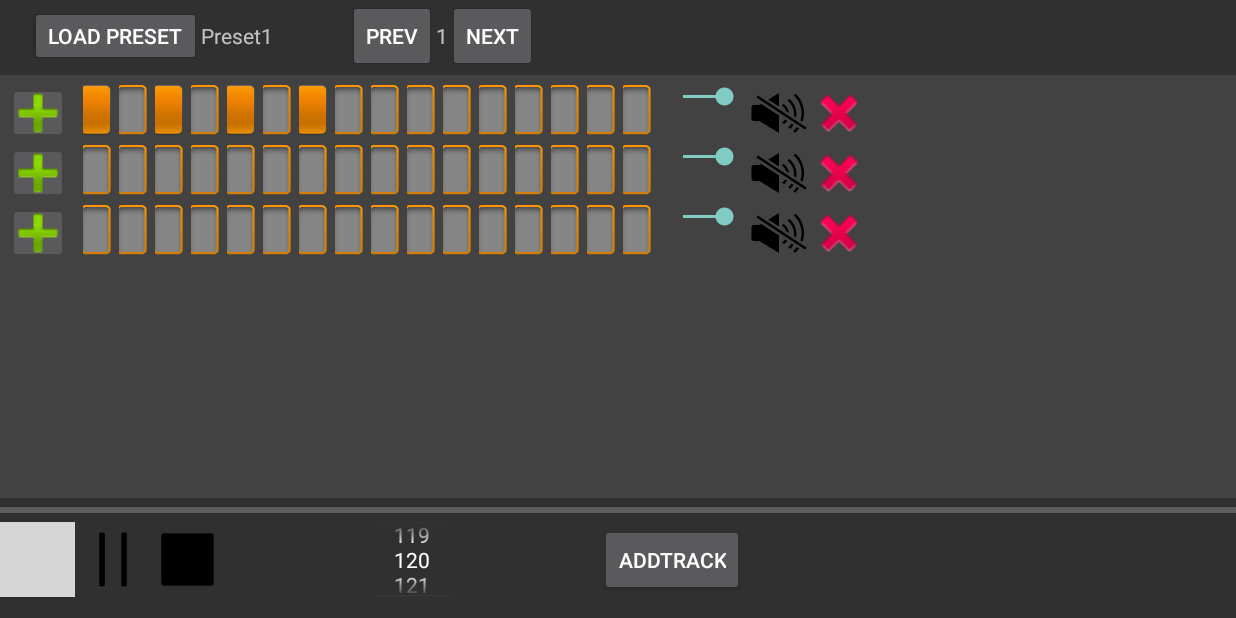
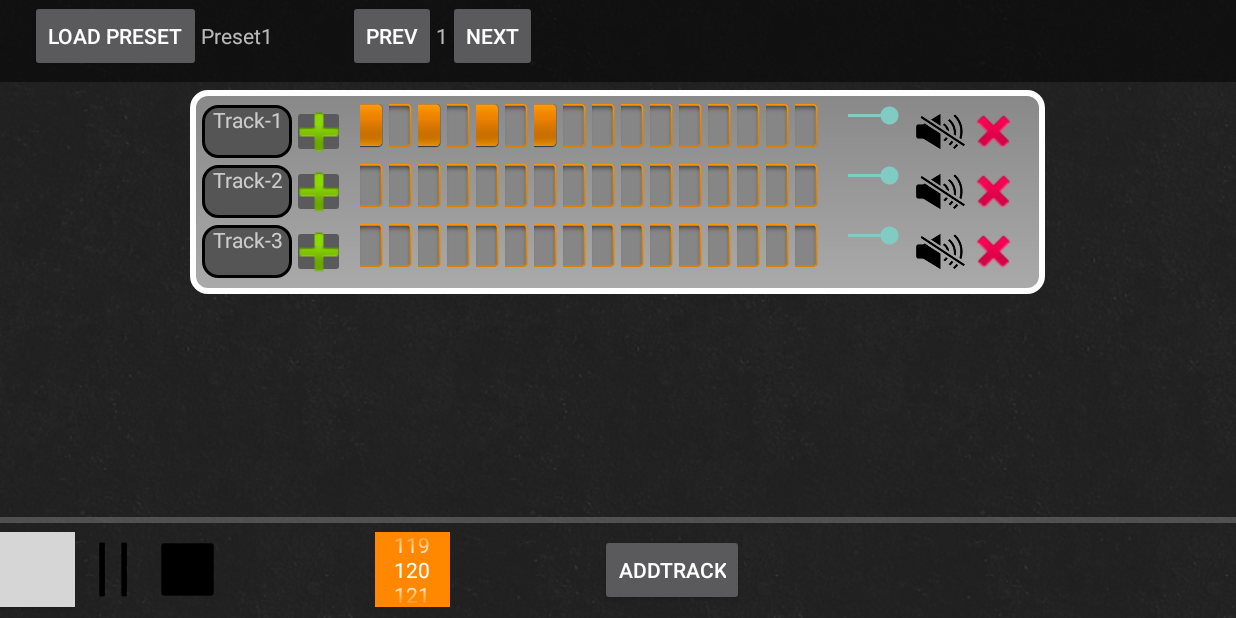
Before and after one commit to BillRozy/AndroidSampler, an Android app: the screen it shows after launch (MainActivity), on a phone screen of 824 x 412 dp (held sideways). Run offline under Robolectric (Android 15) with nearby library versions, the phone set to English and light mode, and no system bars; grey boxes are pictures that could not be loaded.

Commit message:
scrollview was added

```diff
--- a/app/src/main/java/com/example/fd/sampler/MainActivity.java
+++ b/app/src/main/java/com/example/fd/sampler/MainActivity.java
@@ -5,6 +5,7 @@ import android.content.SharedPreferences;
 import android.os.Bundle;
 import android.util.Log;
 import android.view.View;
+import android.view.ViewGroup;
 import android.view.WindowManager;
 import android.widget.Button;
 import android.widget.NumberPicker;
@@ -57,10 +58,11 @@ public class MainActivity extends Activity implements PatternFragment.PatternInt
            addTrack.setOnClickListener(new View.OnClickListener() {
                @Override
                public void onClick(View v) {
+                   Track curTr = myApp.getActivePattern().addTrack("Track: " + myApp.getActivePattern().getTrackCounter());
                    TrackLayout tl = new TrackLayout(getApplicationContext());
+                   tl.getTrackName().setText(curTr.getTrackName());
                    mPatternFragmentsArray.get(mChosenPatternFragmentNumber).addTrackLayout(tl);
                    mPatternFragmentsArray.get(mChosenPatternFragmentNumber).addViewToFragment(tl);
-                   Track curTr = myApp.getActivePattern().addTrack("Track: " + myApp.getActivePattern().getTrackCounter());
                    Toast.makeText(getApplicationContext(), "Добавлен трек " + (myApp.getActivePattern().getTrackCounter() - 1), Toast.LENGTH_SHORT).show();
                    mPatternFragmentsArray.get(mChosenPatternFragmentNumber).remakeTracks();
                }
@@ -132,6 +134,7 @@ public class MainActivity extends Activity implements PatternFragment.PatternInt
 
 
            NumberPicker bpmPicker = (NumberPicker) this.findViewById(R.id.numberPicker);
+        bpmPicker.setDescendantFocusability(ViewGroup.FOCUS_BLOCK_DESCENDANTS);
            bpmPicker.setMaxValue(400);
            bpmPicker.setMinValue(60);
            bpmPicker.setValue(Sampler.getSampler().getBPM());
--- a/app/src/main/java/com/example/fd/sampler/Pattern.java
+++ b/app/src/main/java/com/example/fd/sampler/Pattern.java
@@ -22,13 +22,16 @@ class Pattern implements Runnable{
     public SoundPool getSoundPool(){return this.sPool;}
     //end test
 
-    //CONSTUCTOR
+    //CONSTRUCTOR
     public Pattern(Context mCont){
         tracksArray = new ArrayList<>(6);
         this.addMetronome(mCont);
         this.musicThread = new Thread(this);
+        mPatternCounter++;
 
     }
+    public void setPatternName(String name){mPatternName = name;}
+    public String getPatternName(){return  mPatternName;}
     public Track getTrack(int number) {
         return tracksArray.get(number);
     }
@@ -110,6 +113,7 @@ class Pattern implements Runnable{
     private ArrayList<Track> tracksArray;
     private int trackCounter = 0;
     private Thread musicThread;
+    private String mPatternName;
     protected boolean isPaused = false;
     protected boolean keepRunning = false;
    AudioAttributes attributes = new AudioAttributes.Builder()
@@ -118,4 +122,5 @@ class Pattern implements Runnable{
            .setUsage(AudioAttributes.USAGE_MEDIA)
            .build();
     SoundPool sPool = new SoundPool.Builder().setAudioAttributes(attributes).setMaxStreams(9).build();
+    static private int mPatternCounter = 0;
 }
--- a/app/src/main/java/com/example/fd/sampler/PatternFragment.java
+++ b/app/src/main/java/com/example/fd/sampler/PatternFragment.java
@@ -13,6 +13,7 @@ import android.view.View;
 import android.view.ViewGroup;
 import android.widget.CompoundButton;
 import android.widget.LinearLayout;
+import android.widget.ScrollView;
 import android.widget.SeekBar;
 
 
@@ -30,6 +31,8 @@ public class PatternFragment extends Fragment {
     static final private int CHOOSE_SAMPLE = 0;
     private Pattern mConnectedPattern;
     private Activity connectedActivity;
+    private ViewGroup scrollViewFrame;
+
 
     public PatternFragment(){
 
@@ -80,6 +83,7 @@ public class PatternFragment extends Fragment {
         while(Sampler.getSampler().getActivePattern().getTracksArray().size()-1>tracksArray.size())
         {
             TrackLayout tl = new TrackLayout(context);
+            tl.getTrackName().setText(Sampler.getSampler().getActivePattern().getTrack(tracksArray.size()+1).getTrackName());
             addTrackLayout(tl);
         }
     }
@@ -163,8 +167,16 @@ public class PatternFragment extends Fragment {
     @Override
     public View onCreateView(LayoutInflater inflater, ViewGroup container,
                              Bundle savedInstanceState) {
+        if(scrollViewFrame == null){
+            scrollViewFrame = (ViewGroup) inflater.inflate(R.layout.fragment_pattern, container, false);
+        }
+      // verticalLayer = (LinearLayout) inflater.inflate(R.layout.fragment_pattern, container, false);}
+        verticalLayer = (LinearLayout) scrollViewFrame.findViewById(R.id.verticalLayer);
         if(verticalLayer == null){
-       verticalLayer = (LinearLayout) inflater.inflate(R.layout.fragment_pattern, container, false);}
+            verticalLayer = new LinearLayout(connectedActivity);
+            verticalLayer.setOrientation(LinearLayout.VERTICAL);
+            verticalLayer.setPadding(8,8,8,8);
+        }
         Log.d("OnCreateView", "WORKED");
         if(tracksArray.size() == 0) {
             makeTracks(connectedActivity);
@@ -173,7 +185,7 @@ public class PatternFragment extends Fragment {
                     verticalLayer.addView(tl);
             }
         }
-        return verticalLayer;
+        return scrollViewFrame;
     }
 
     @Override
--- a/app/src/main/java/com/example/fd/sampler/Track.java
+++ b/app/src/main/java/com/example/fd/sampler/Track.java
@@ -15,14 +15,14 @@ class Track{
     }
     //end test
     public Track(String n, Pattern parent){
-        name = n;
-        System.out.println("Новый поток: " + name) ;
+        mTrackName = n;
+        System.out.println("Новый поток: " + mTrackName) ;
         this.makeHits();
         this.parentPatt = parent;
         //t.start();
     }
     public String getTrackName(){
-        return this.name;
+        return this.mTrackName;
     }
     public ArrayList<Hit> getHits(){
         return hitsArray;
@@ -67,7 +67,7 @@ class Track{
         }
 
     //PROPERTIES
-    private String name;
+    private String mTrackName;
     private Pattern parentPatt;
     protected ArrayList<Hit> hitsArray = new ArrayList<>();
     protected Instrument connectedInstrument;// = new Instrument("H2Sv4 - THHL - HiHat(0009).wav");
--- a/app/src/main/java/com/example/fd/sampler/TrackLayout.java
+++ b/app/src/main/java/com/example/fd/sampler/TrackLayout.java
@@ -12,6 +12,7 @@ import android.view.View;
 import android.widget.ImageButton;
 import android.widget.LinearLayout;
 import android.widget.SeekBar;
+import android.widget.TextView;
 import android.widget.ToggleButton;
 
 
@@ -24,6 +25,7 @@ public class TrackLayout extends LinearLayout {
     private SeekBar mVolumeSlider;
     private ToggleButton mMuteBtn;
     private ImageButton mDeleteBtn;
+    private TextView mTrackName;
 
 
 
@@ -52,6 +54,8 @@ public class TrackLayout extends LinearLayout {
 
     public ImageButton getDeleteBtn(){return mDeleteBtn;}
 
+    public TextView getTrackName(){return  mTrackName;}
+
     private void initComponent() {
         LayoutInflater inflater = (LayoutInflater) getContext().getSystemService(Context.LAYOUT_INFLATER_SERVICE);
         inflater.inflate(R.layout.track_layout, this);
@@ -77,6 +81,7 @@ public class TrackLayout extends LinearLayout {
         mVolumeSlider.setProgress(100);
         mMuteBtn = (ToggleButton) findViewById(R.id.mute);
         mDeleteBtn = (ImageButton) findViewById(R.id.delete);
+        mTrackName = (TextView) findViewById(R.id.trackNameView);
     }
 
 
--- /dev/null
+++ b/app/src/main/res/drawable/pattern_background.xml
@@ -0,0 +1,4 @@
+<?xml version="1.0" encoding="utf-8"?>
+<bitmap xmlns:android="http://schemas.android.com/apk/res/android"
+    android:src="@drawable/dark_wall"
+    android:tileMode="repeat" />
--- /dev/null
+++ b/app/src/main/res/drawable/pattern_background_rounded.xml
@@ -0,0 +1,19 @@
+<?xml version="1.0" encoding="UTF-8"?>
+<shape xmlns:android="http://schemas.android.com/apk/res/android">
+    <solid android:color="#FFFFFF"/>
+    <stroke android:width="4dp"
+        android:color="#FFF" />
+    <gradient
+    android:startColor="#AAA"
+    android:endColor="#888"
+    android:angle="90"/>
+
+    <padding android:left="5dp"
+        android:top="5dp"
+        android:right="5dp"
+        android:bottom="5dp"/>
+    <corners android:bottomRightRadius="10dp"
+        android:bottomLeftRadius="10dp"
+        android:topLeftRadius="10dp"
+        android:topRightRadius="10dp"/>
+</shape>
--- /dev/null
+++ b/app/src/main/res/drawable/rounded.xml
@@ -0,0 +1,13 @@
+<?xml version="1.0" encoding="utf-8"?>
+<shape xmlns:android="http://schemas.android.com/apk/res/android"
+    android:shape="rectangle" >
+
+    <solid android:color="#555" />
+
+    <corners android:radius="10dp" />
+
+    <stroke
+        android:width="2dip"
+        android:color="#000" />
+
+</shape>
--- a/app/src/main/res/layout-land/activity_main.xml
+++ b/app/src/main/res/layout-land/activity_main.xml
@@ -8,17 +8,19 @@
     android:orientation="vertical"
     tools:context="com.example.fd.sampler.MainActivity"
     android:weightSum="1"
-    android:background="#303030">
+    android:background="@drawable/pattern_background">
 
     <LinearLayout
         android:orientation="horizontal"
         android:layout_width="match_parent"
-        android:layout_height="50dip"
-        android:id="@+id/menuLayout">
+        android:layout_height="wrap_content"
+        android:id="@+id/menuLayout"
+        android:background="@color/bright_foreground_disabled_material_light"
+        android:layout_weight="0.1">
 
         <Button
             android:layout_width="wrap_content"
-            android:layout_height="40dip"
+            android:layout_height="wrap_content"
             android:text="Load Preset"
             android:id="@+id/button"
             android:layout_marginLeft="20dip" />
@@ -55,10 +57,12 @@
 
     <FrameLayout xmlns:android="http://schemas.android.com/apk/res/android"
         android:id="@+id/fragment"
-        android:layout_width="match_parent"
-        android:layout_height="250dip"
-        android:layout_weight="0.7" />
-
+        android:layout_width="570dip"
+        android:layout_height="220dip"
+        android:layout_weight="0.8"
+        android:layout_gravity="center"
+        android:layout_marginTop="5dip"
+        android:layout_marginBottom="5dip" />
     <ProgressBar
         style="?android:attr/progressBarStyleHorizontal"
         android:layout_width="match_parent"
@@ -69,9 +73,9 @@
     <LinearLayout
         android:orientation="horizontal"
         android:layout_width="match_parent"
-        android:layout_height="50dip"
+        android:layout_height="wrap_content"
         android:id="@+id/linearLayout"
-        android:layout_weight="0.3">
+        android:layout_weight="0.1">
 
         <Button
             android:id="@+id/playButton"
@@ -97,9 +101,10 @@
             android:layout_height="50dip"
             android:id="@+id/numberPicker"
             android:minHeight="40dp"
-            android:minWidth="40px"
+            android:minWidth="40dip"
             android:layout_gravity="center_horizontal"
-            android:layout_marginLeft="100dip" />
+            android:layout_marginLeft="100dip"
+            android:background="@android:color/holo_orange_dark" />
 
         <Button
             android:layout_width="wrap_content"
--- a/app/src/main/res/layout-land/fragment_pattern.xml
+++ b/app/src/main/res/layout-land/fragment_pattern.xml
@@ -1,9 +1,14 @@
 <?xml version="1.0" encoding="utf-8"?>
-<LinearLayout xmlns:android="http://schemas.android.com/apk/res/android"
-    android:orientation="vertical"
-    android:layout_width="match_parent"
+<ScrollView android:layout_width="match_parent"
     android:layout_height="match_parent"
-    android:padding="5dip"
-    android:background="#424242"
-    android:id="@+id/verticalLayer">
-</LinearLayout>
+    xmlns:android="http://schemas.android.com/apk/res/android"
+    android:id="@+id/scroller">
+    <LinearLayout xmlns:android="http://schemas.android.com/apk/res/android"
+        android:orientation="vertical"
+        android:layout_width="match_parent"
+        android:layout_height="wrap_content"
+        android:padding="8dip"
+        android:background="@drawable/pattern_background_rounded"
+        android:id="@+id/verticalLayer"/>
+
+</ScrollView>
--- a/app/src/main/res/layout/track_layout.xml
+++ b/app/src/main/res/layout/track_layout.xml
@@ -1,19 +1,32 @@
 <?xml version="1.0" encoding="utf-8"?>
 <LinearLayout xmlns:android="http://schemas.android.com/apk/res/android"
     xmlns:app="http://schemas.android.com/apk/res-auto"
-    android:id="@+id/program_frame"
+    android:id="@+id/trackLayout"
     android:orientation="horizontal"
     android:layout_width="match_parent"
-    android:layout_height="match_parent"
-    android:weightSum="1">
+    android:layout_height="40dip"
+    android:weightSum="1"
+    android:textAlignment="center">
+
+    <TextView
+        android:layout_width="60dip"
+        android:layout_height="35dip"
+        android:textAppearance="?android:attr/textAppearanceSmall"
+        android:text="Track "
+        android:id="@+id/trackNameView"
+        android:background="@drawable/rounded"
+        android:layout_marginTop="0dp"
+        android:layout_gravity="center_vertical"
+        android:textAlignment="center" />
 
     <ImageButton
-        android:layout_width="40dip"
-        android:layout_height="40dip"
+        android:layout_width="35dip"
+        android:layout_height="35dip"
         android:id="@+id/connectInstrumentButton"
         android:longClickable="true"
         android:src="@drawable/ic_input_add"
-        android:layout_marginRight="10dip" />
+        android:layout_marginRight="10dip"
+        android:layout_gravity="center_vertical" />
 
     <com.example.fd.sampler.HitView
         android:layout_width="@dimen/app_list_row_size"
@@ -118,19 +131,21 @@
         android:id="@+id/volumeSlider" />
 
     <ToggleButton
-        android:layout_width="40dip"
-        android:layout_height="40dip"
+        android:layout_width="35dip"
+        android:layout_height="35dip"
         android:id="@+id/mute"
         android:background="@drawable/check_mute"
         android:textOn=""
          android:textOff=""
         android:focusable="false"
-        android:focusableInTouchMode="false" />
+        android:focusableInTouchMode="false"
+        android:layout_gravity="center_vertical" />
 
     <ImageButton
-        android:layout_width="40dip"
-        android:layout_height="40dip"
+        android:layout_width="35dip"
+        android:layout_height="35dip"
         android:id="@+id/delete"
-        android:background="@drawable/ic_delete" />
+        android:background="@drawable/ic_delete"
+        android:layout_gravity="center_vertical" />
 
 </LinearLayout>
--- a/app/src/main/res/values/attrs.xml
+++ b/app/src/main/res/values/attrs.xml
@@ -1,7 +1,7 @@
 <resources>
-    <dimen name="app_list_row_size">20dip</dimen>
-    <dimen name="hit_height">40dip</dimen>
-    <dimen name="hit_right_margin">4dip</dimen>
+    <dimen name="app_list_row_size">16dip</dimen>
+    <dimen name="hit_height">35dip</dimen>
+    <dimen name="hit_right_margin">3dip</dimen>
     <declare-styleable name="HitView">
         <attr name="isActive" format="boolean" />
     </declare-styleable>
```
Also changed, not shown: app/src/main/res/drawable/dark_fish_skin.png (added), app/src/main/res/drawable/dark_wall.png (added), app/src/main/res/drawable/subtle_carbon.png (added), 1 other file.
